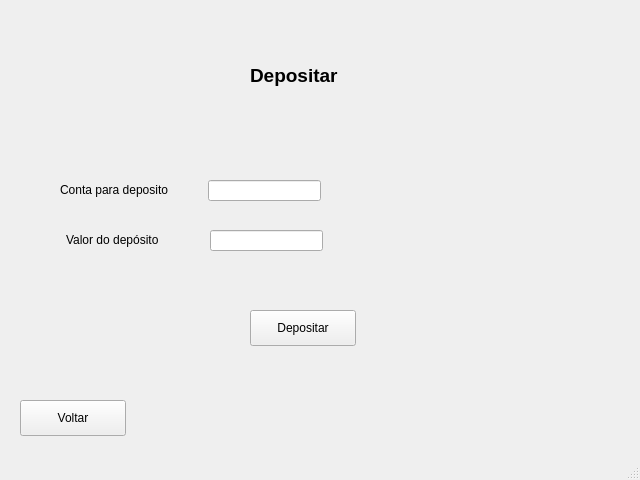
elievelton/Git, file Projeto_Conta/depositar.ui: the form before one commit.
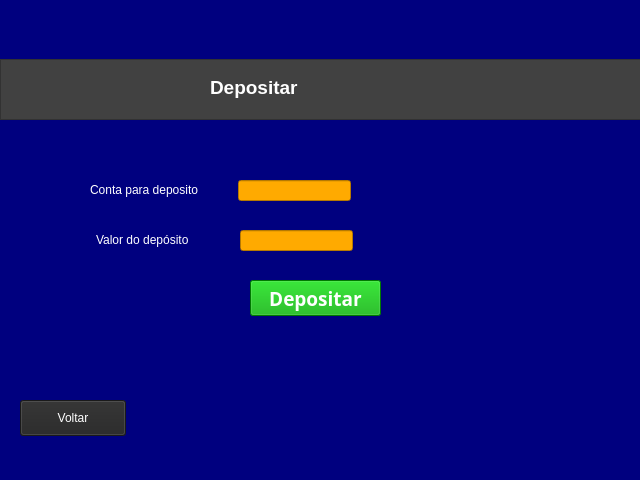
The form after the commit.

```diff
--- a/Projeto_Conta/depositar.ui
+++ b/Projeto_Conta/depositar.ui
@@ -13,36 +13,22 @@
   <property name="windowTitle">
    <string>MainWindow</string>
   </property>
+  <property name="styleSheet">
+   <string notr="true">background-color: rgb(0, 0, 127);</string>
+  </property>
   <widget class="QWidget" name="centralwidget">
-   <widget class="QLabel" name="label">
-    <property name="geometry">
-     <rect>
-      <x>250</x>
-      <y>60</y>
-      <width>111</width>
-      <height>31</height>
-     </rect>
-    </property>
-    <property name="font">
-     <font>
-      <pointsize>14</pointsize>
-      <weight>75</weight>
-      <bold>true</bold>
-     </font>
-    </property>
-    <property name="text">
-     <string>Depositar</string>
-    </property>
-   </widget>
    <widget class="QLabel" name="label_2">
     <property name="geometry">
      <rect>
-      <x>60</x>
+      <x>90</x>
       <y>180</y>
       <width>151</width>
       <height>20</height>
      </rect>
     </property>
+    <property name="styleSheet">
+     <string notr="true">color: rgb(255, 255, 255);</string>
+    </property>
     <property name="text">
      <string>Conta para deposito</string>
     </property>
@@ -50,12 +36,15 @@
    <widget class="QLabel" name="label_3">
     <property name="geometry">
      <rect>
-      <x>66</x>
+      <x>96</x>
       <y>230</y>
       <width>131</width>
       <height>20</height>
      </rect>
     </property>
+    <property name="styleSheet">
+     <string notr="true">color: rgb(255, 255, 255);</string>
+    </property>
     <property name="text">
      <string>Valor do depósito</string>
     </property>
@@ -64,11 +53,24 @@
     <property name="geometry">
      <rect>
       <x>250</x>
-      <y>310</y>
-      <width>106</width>
+      <y>280</y>
+      <width>131</width>
       <height>36</height>
      </rect>
     </property>
+    <property name="font">
+     <font>
+      <family>Noto Sans</family>
+      <pointsize>14</pointsize>
+      <weight>75</weight>
+      <italic>false</italic>
+      <bold>true</bold>
+     </font>
+    </property>
+    <property name="styleSheet">
+     <string notr="true">background-color: rgb(0, 170, 0);
+color: rgb(255, 255, 255);</string>
+    </property>
     <property name="text">
      <string>Depositar</string>
     </property>
@@ -82,6 +84,10 @@
       <height>36</height>
      </rect>
     </property>
+    <property name="styleSheet">
+     <string notr="true">background-color: rgb(37, 37, 37);
+color: rgb(255, 255, 255);</string>
+    </property>
     <property name="text">
      <string>Voltar</string>
     </property>
@@ -89,22 +95,78 @@
    <widget class="QLineEdit" name="lineEdit">
     <property name="geometry">
      <rect>
-      <x>208</x>
+      <x>238</x>
       <y>180</y>
       <width>113</width>
       <height>21</height>
      </rect>
     </property>
+    <property name="styleSheet">
+     <string notr="true">background-color: rgb(255, 170, 0);
+color: rgb(0, 0, 0);</string>
+    </property>
+    <property name="text">
+     <string/>
+    </property>
    </widget>
    <widget class="QLineEdit" name="lineEdit_2">
     <property name="geometry">
      <rect>
-      <x>210</x>
+      <x>240</x>
       <y>230</y>
       <width>113</width>
       <height>21</height>
      </rect>
     </property>
+    <property name="styleSheet">
+     <string notr="true">background-color: rgb(255, 170, 0);
+color: rgb(0, 0, 0);</string>
+    </property>
+    <property name="text">
+     <string/>
+    </property>
+   </widget>
+   <widget class="QFrame" name="frame">
+    <property name="geometry">
+     <rect>
+      <x>0</x>
+      <y>59</y>
+      <width>651</width>
+      <height>61</height>
+     </rect>
+    </property>
+    <property name="styleSheet">
+     <string notr="true">background-color: rgb(65, 65, 65);</string>
+    </property>
+    <property name="frameShape">
+     <enum>QFrame::StyledPanel</enum>
+    </property>
+    <property name="frameShadow">
+     <enum>QFrame::Raised</enum>
+    </property>
+    <widget class="QLabel" name="label">
+     <property name="geometry">
+      <rect>
+       <x>210</x>
+       <y>13</y>
+       <width>131</width>
+       <height>31</height>
+      </rect>
+     </property>
+     <property name="font">
+      <font>
+       <pointsize>14</pointsize>
+       <weight>75</weight>
+       <bold>true</bold>
+      </font>
+     </property>
+     <property name="styleSheet">
+      <string notr="true">color: rgb(255, 255, 255);</string>
+     </property>
+     <property name="text">
+      <string>Depositar</string>
+     </property>
+    </widget>
    </widget>
   </widget>
   <widget class="QStatusBar" name="statusbar"/>
```
